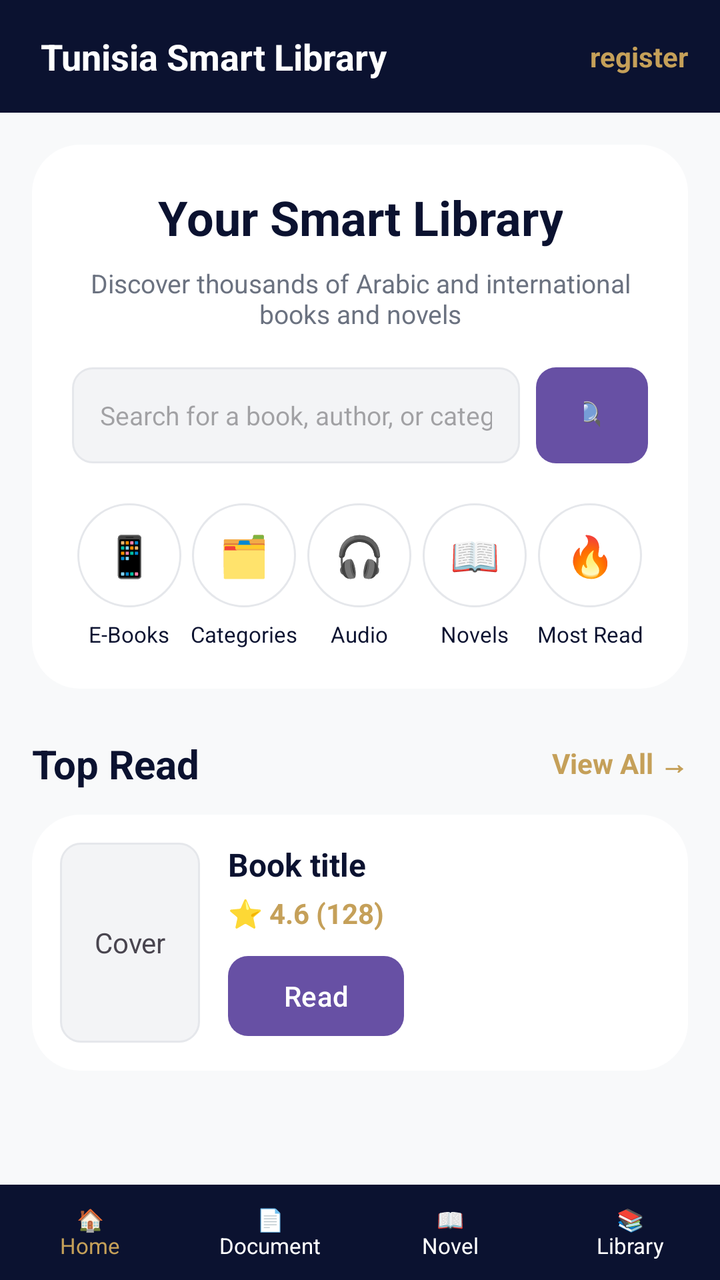
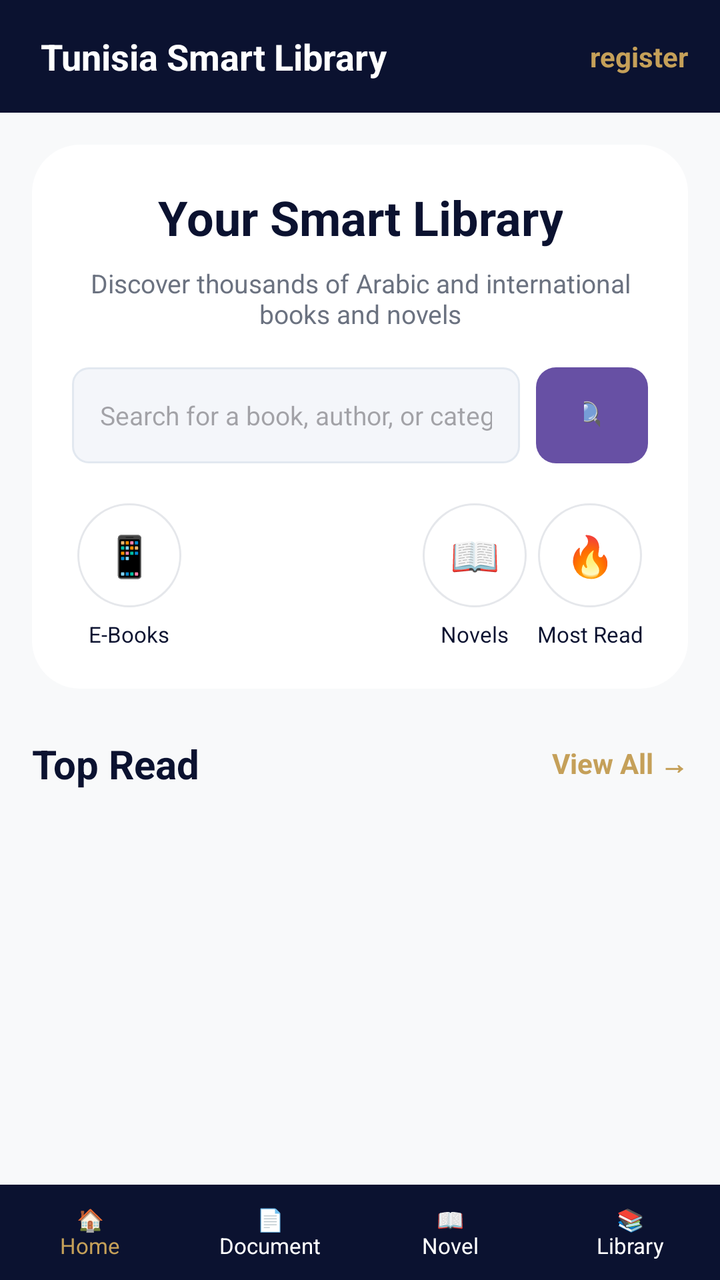

Two renders of the same Android screen: before a commit and after it. Below are the layout's source before the change and the commit's diff.
<!-- AndroidManifest.xml: application theme Theme.TunisiaSmartLibrary -->
<!-- res/layout/activity_acceuil.xml -->
<?xml version="1.0" encoding="utf-8"?>
<LinearLayout xmlns:android="http://schemas.android.com/apk/res/android"
    xmlns:tools="http://schemas.android.com/tools"
    android:id="@+id/main"
    android:layout_width="match_parent"
    android:layout_height="match_parent"
    android:background="@color/app_bg"
    android:orientation="vertical"
    tools:context=".acceuil">

    
    <LinearLayout
        android:layout_width="match_parent"
        android:layout_height="wrap_content"
        android:background="@color/navy"
        android:gravity="center_vertical"
        android:orientation="horizontal"
        android:padding="16dp">

        <TextView
            android:layout_width="0dp"
            android:layout_height="wrap_content"
            android:layout_weight="1"
            android:text=" Tunisia Smart Library"
            android:textColor="@android:color/white"
            android:textSize="18sp"
            android:textStyle="bold" />

        <TextView
            android:id="@+id/tvregister"
            android:layout_width="wrap_content"
            android:layout_height="wrap_content"
            android:text="register"
            android:textColor="@color/gold"
            android:textStyle="bold" />
    </LinearLayout>

    <ScrollView
        android:layout_width="match_parent"
        android:layout_height="0dp"
        android:layout_weight="1">

        <LinearLayout
            android:layout_width="match_parent"
            android:layout_height="wrap_content"
            android:orientation="vertical"
            android:padding="16dp">

            
            <LinearLayout
                android:layout_width="match_parent"
                android:layout_height="wrap_content"
                android:background="@drawable/bg_card"
                android:gravity="center_horizontal"
                android:orientation="vertical"
                android:padding="20dp">

                <TextView
                    android:id="@+id/tvWelcome"
                    android:layout_width="wrap_content"
                    android:layout_height="wrap_content"
                    android:gravity="center"
                    android:text="Your Smart Library"
                    android:textColor="@color/navy"
                    android:textSize="24sp"
                    android:textStyle="bold" />

                <TextView
                    android:layout_width="wrap_content"
                    android:layout_height="wrap_content"
                    android:layout_marginTop="8dp"
                    android:gravity="center"
                    android:text="Discover thousands of Arabic and international books and novels"
                    android:textColor="@color/text_muted"
                    android:textSize="13sp" />

                <LinearLayout
                    android:layout_width="match_parent"
                    android:layout_height="48dp"
                    android:layout_marginTop="18dp"
                    android:orientation="horizontal">

                    <EditText
                        android:id="@+id/etSearch"
                        android:layout_width="0dp"
                        android:layout_height="match_parent"
                        android:layout_weight="1"
                        android:background="@drawable/bg_input"
                        android:hint="Search for a book, author, or category..."
                        android:imeOptions="actionSearch"
                        android:inputType="text"
                        android:paddingHorizontal="14dp"
                        android:textSize="13sp" />

                    <Button
                        android:id="@+id/btnSearch"
                        android:layout_width="56dp"
                        android:layout_height="match_parent"
                        android:layout_marginStart="8dp"
                        android:background="@drawable/bg_btn_navy"
                        android:text="🔍"
                        android:textColor="@android:color/white" />
                </LinearLayout>
                <LinearLayout
                    android:layout_width="match_parent"
                    android:layout_height="wrap_content"
                    android:layout_marginTop="20dp"
                    android:orientation="horizontal"
                    android:weightSum="5">

                    <LinearLayout
                        android:id="@+id/catEbooks"
                        android:layout_width="0dp"
                        android:layout_height="wrap_content"
                        android:layout_weight="1"
                        android:gravity="center"
                        android:orientation="vertical">

                        <TextView
                            android:layout_width="52dp"
                            android:layout_height="52dp"
                            android:background="@drawable/bg_circle_white"
                            android:gravity="center"
                            android:text="📱"
                            android:textSize="20sp" />

                        <TextView
                            android:layout_width="wrap_content"
                            android:layout_height="wrap_content"
                            android:layout_marginTop="6dp"
                            android:text="E-Books"
                            android:textColor="@color/navy"
                            android:textSize="11sp" />
                    </LinearLayout>

                    <LinearLayout
                        android:id="@+id/catCategories"
                        android:layout_width="0dp"
                        android:layout_height="wrap_content"
                        android:layout_weight="1"
                        android:gravity="center"
                        android:orientation="vertical">

                        <TextView
                            android:layout_width="52dp"
                            android:layout_height="52dp"
                            android:background="@drawable/bg_circle_white"
                            android:gravity="center"
                            android:text="🗂️"
                            android:textSize="20sp" />

                        <TextView
                            android:layout_width="wrap_content"
                            android:layout_height="wrap_content"
                            android:layout_marginTop="6dp"
                            android:text="Categories"
                            android:textColor="@color/navy"
                            android:textSize="11sp" />
                    </LinearLayout>

                    <LinearLayout
                        android:id="@+id/catAudio"
                        android:layout_width="0dp"
                        android:layout_height="wrap_content"
                        android:layout_weight="1"
                        android:gravity="center"
                        android:orientation="vertical">

                        <TextView
                            android:layout_width="52dp"
                            android:layout_height="52dp"
                            android:background="@drawable/bg_circle_white"
                            android:gravity="center"
                            android:text="🎧"
                            android:textSize="20sp" />

                        <TextView
                            android:layout_width="wrap_content"
                            android:layout_height="wrap_content"
                            android:layout_marginTop="6dp"
                            android:text="Audio"
                            android:textColor="@color/navy"
                            android:textSize="11sp" />
                    </LinearLayout>

                    <LinearLayout
                        android:id="@+id/catNovels"
                        android:layout_width="0dp"
                        android:layout_height="wrap_content"
                        android:layout_weight="1"
                        android:gravity="center"
                        android:orientation="vertical">

                        <TextView
                            android:layout_width="52dp"
                            android:layout_height="52dp"
                            android:background="@drawable/bg_circle_white"
                            android:gravity="center"
                            android:text="📖"
                            android:textSize="20sp" />

                        <TextView
                            android:layout_width="wrap_content"
                            android:layout_height="wrap_content"
                            android:layout_marginTop="6dp"
                            android:text="Novels"
                            android:textColor="@color/navy"
                            android:textSize="11sp" />
                    </LinearLayout>

                    <LinearLayout
                        android:id="@+id/catMostRead"
                        android:layout_width="0dp"
                        android:layout_height="wrap_content"
                        android:layout_weight="1"
                        android:gravity="center"
                        android:orientation="vertical">

                        <TextView
                            android:layout_width="52dp"
                            android:layout_height="52dp"
                            android:background="@drawable/bg_circle_white"
                            android:gravity="center"
                            android:text="🔥"
                            android:textSize="20sp" />

                        <TextView
                            android:layout_width="wrap_content"
                            android:layout_height="wrap_content"
                            android:layout_marginTop="6dp"
                            android:text="Most Read"
                            android:textColor="@color/navy"
                            android:textSize="11sp" />
                    </LinearLayout>
                </LinearLayout>
            </LinearLayout>

            
            <RelativeLayout
                android:layout_width="match_parent"
                android:layout_height="wrap_content"
                android:layout_marginTop="24dp">

                <TextView
                    android:layout_width="wrap_content"
                    android:layout_height="wrap_content"
                    android:text="Top Read"
                    android:textColor="@color/navy"
                    android:textSize="20sp"
                    android:textStyle="bold" />

                <TextView
                    android:id="@+id/tvViewAll"
                    android:layout_width="wrap_content"
                    android:layout_height="wrap_content"
                    android:layout_alignParentEnd="true"
                    android:layout_centerVertical="true"
                    android:text="View All →"
                    android:textColor="@color/gold"
                    android:textStyle="bold" />
            </RelativeLayout>

            
            <LinearLayout
                android:layout_width="match_parent"
                android:layout_height="wrap_content"
                android:layout_marginTop="12dp"
                android:background="@drawable/bg_card"
                android:orientation="horizontal"
                android:padding="14dp">

                <TextView
                    android:layout_width="70dp"
                    android:layout_height="100dp"
                    android:background="@drawable/bg_input"
                    android:gravity="center"
                    android:text="Cover" />

                <LinearLayout
                    android:layout_width="match_parent"
                    android:layout_height="wrap_content"
                    android:layout_marginStart="14dp"
                    android:orientation="vertical">

                    <TextView
                        android:layout_width="wrap_content"
                        android:layout_height="wrap_content"
                        android:text="Book title"
                        android:textColor="@color/navy"
                        android:textSize="16sp"
                        android:textStyle="bold" />

                    <TextView
                        android:layout_width="wrap_content"
                        android:layout_height="wrap_content"
                        android:layout_marginTop="4dp"
                        android:text="⭐ 4.6 (128)"
                        android:textColor="@color/gold"
                        android:textStyle="bold" />

                    <Button
                        android:layout_width="wrap_content"
                        android:layout_height="40dp"
                        android:layout_marginTop="12dp"
                        android:background="@drawable/bg_btn_navy"
                        android:paddingHorizontal="20dp"
                        android:text="Read"
                        android:textAllCaps="false"
                        android:textColor="@android:color/white" />
                </LinearLayout>
            </LinearLayout>
        </LinearLayout>
    </ScrollView>

    
    <LinearLayout
        android:layout_width="match_parent"
        android:layout_height="wrap_content"
        android:background="@color/navy"
        android:orientation="horizontal"
        android:paddingVertical="10dp"
        android:weightSum="4">

        <TextView
            android:layout_width="0dp"
            android:layout_height="wrap_content"
            android:layout_weight="1"
            android:gravity="center"
            android:text="🏠\nHome"
            android:textColor="@color/gold"
            android:textSize="11sp" />

        <TextView
            android:layout_width="0dp"
            android:layout_height="wrap_content"
            android:layout_weight="1"
            android:gravity="center"
            android:text="📄\nDocument"
            android:textColor="@android:color/white"
            android:textSize="11sp" />

        <TextView
            android:layout_width="0dp"
            android:layout_height="wrap_content"
            android:layout_weight="1"
            android:gravity="center"
            android:text="📖\nNovel"
            android:textColor="@android:color/white"
            android:textSize="11sp" />

        <TextView
            android:layout_width="0dp"
            android:layout_height="wrap_content"
            android:layout_weight="1"
            android:gravity="center"
            android:text="📚\nLibrary"
            android:textColor="@android:color/white"
            android:textSize="11sp" />
    </LinearLayout>
</LinearLayout>
<!-- resources referenced by this layout -->
<resources>
  <color name="app_bg">#F8F9FA</color>
  <color name="gold">#C5A059</color>
  <color name="navy">#0B1230</color>
  <color name="text_muted">#6B7280</color>
  <!-- drawable bg_btn_navy (drawable) -->
  <?xml version="1.0" encoding="utf-8"?>
  <shape xmlns:android="http://schemas.android.com/apk/res/android">
      <solid android:color="@color/navy" />
      <corners android:radius="10dp" />
  </shape>
  <!-- drawable bg_card (drawable) -->
  <?xml version="1.0" encoding="utf-8"?>
  <shape xmlns:android="http://schemas.android.com/apk/res/android">
      <solid android:color="@android:color/white" />
      <corners android:radius="24dp" />
  </shape>
  <!-- drawable bg_circle_white (drawable) -->
  <?xml version="1.0" encoding="utf-8"?>
  <shape xmlns:android="http://schemas.android.com/apk/res/android" android:shape="oval">
      <solid android:color="@android:color/white" />
      <stroke android:width="1dp" android:color="@color/input_border" />
  </shape>
  <!-- drawable bg_input (drawable) -->
  <?xml version="1.0" encoding="utf-8"?>
  <shape xmlns:android="http://schemas.android.com/apk/res/android">
      <solid android:color="@color/input_bg" />
      <stroke android:width="1dp" android:color="@color/input_border" />
      <corners android:radius="10dp" />
  </shape>
  <style name="Theme.TunisiaSmartLibrary" parent="Base.Theme.TunisiaSmartLibrary" />
  <color name="input_border">#E5E7EB</color>
  <color name="input_bg">#F3F4F6</color>
  <style name="Base.Theme.TunisiaSmartLibrary" parent="Theme.Material3.DayNight.NoActionBar">
          
          
      </style>
</resources>

<!-- the commit's change to res/layout/activity_acceuil.xml (unified diff, before → after) -->
@@ -139,24 +139,7 @@
                         android:layout_height="wrap_content"
                         android:layout_weight="1"
                         android:gravity="center"
-                        android:orientation="vertical">
-
-                        <TextView
-                            android:layout_width="52dp"
-                            android:layout_height="52dp"
-                            android:background="@drawable/bg_circle_white"
-                            android:gravity="center"
-                            android:text="🗂️"
-                            android:textSize="20sp" />
-
-                        <TextView
-                            android:layout_width="wrap_content"
-                            android:layout_height="wrap_content"
-                            android:layout_marginTop="6dp"
-                            android:text="Categories"
-                            android:textColor="@color/navy"
-                            android:textSize="11sp" />
-                    </LinearLayout>
+                        android:orientation="vertical"/>
 
                     <LinearLayout
                         android:id="@+id/catAudio"
@@ -164,24 +147,7 @@
                         android:layout_height="wrap_content"
                         android:layout_weight="1"
                         android:gravity="center"
-                        android:orientation="vertical">
-
-                        <TextView
-                            android:layout_width="52dp"
-                            android:layout_height="52dp"
-                            android:background="@drawable/bg_circle_white"
-                            android:gravity="center"
-                            android:text="🎧"
-                            android:textSize="20sp" />
-
-                        <TextView
-                            android:layout_width="wrap_content"
-                            android:layout_height="wrap_content"
-                            android:layout_marginTop="6dp"
-                            android:text="Audio"
-                            android:textColor="@color/navy"
-                            android:textSize="11sp" />
-                    </LinearLayout>
+                        android:orientation="vertical"/>
 
                     <LinearLayout
                         android:id="@+id/catNovels"
@@ -261,54 +227,6 @@
             </RelativeLayout>
 
             
-            <LinearLayout
-                android:layout_width="match_parent"
-                android:layout_height="wrap_content"
-                android:layout_marginTop="12dp"
-                android:background="@drawable/bg_card"
-                android:orientation="horizontal"
-                android:padding="14dp">
-
-                <TextView
-                    android:layout_width="70dp"
-                    android:layout_height="100dp"
-                    android:background="@drawable/bg_input"
-                    android:gravity="center"
-                    android:text="Cover" />
-
-                <LinearLayout
-                    android:layout_width="match_parent"
-                    android:layout_height="wrap_content"
-                    android:layout_marginStart="14dp"
-                    android:orientation="vertical">
-
-                    <TextView
-                        android:layout_width="wrap_content"
-                        android:layout_height="wrap_content"
-                        android:text="Book title"
-                        android:textColor="@color/navy"
-                        android:textSize="16sp"
-                        android:textStyle="bold" />
-
-                    <TextView
-                        android:layout_width="wrap_content"
-                        android:layout_height="wrap_content"
-                        android:layout_marginTop="4dp"
-                        android:text="⭐ 4.6 (128)"
-                        android:textColor="@color/gold"
-                        android:textStyle="bold" />
-
-                    <Button
-                        android:layout_width="wrap_content"
-                        android:layout_height="40dp"
-                        android:layout_marginTop="12dp"
-                        android:background="@drawable/bg_btn_navy"
-                        android:paddingHorizontal="20dp"
-                        android:text="Read"
-                        android:textAllCaps="false"
-                        android:textColor="@android:color/white" />
-                </LinearLayout>
-            </LinearLayout>
         </LinearLayout>
     </ScrollView>
 
@@ -331,6 +249,9 @@
             android:textSize="11sp" />
 
         <TextView
+            android:id="@+id/navDocument"
+            android:clickable="true"
+            android:focusable="true"
             android:layout_width="0dp"
             android:layout_height="wrap_content"
             android:layout_weight="1"
<!-- resource entries referenced after the edit -->
@@ -23,17 +23,14 @@
       <stroke android:width="1dp" android:color="@color/input_border" />
   </shape>
   <!-- drawable bg_input (drawable) -->
-  <?xml version="1.0" encoding="utf-8"?>
-  <shape xmlns:android="http://schemas.android.com/apk/res/android">
-      <solid android:color="@color/input_bg" />
-      <stroke android:width="1dp" android:color="@color/input_border" />
-      <corners android:radius="10dp" />
+  <shape xmlns:android="http://schemas.android.com/apk/res/android" android:shape="rectangle">
+      <solid android:color="#F4F6FA"/>
+      <stroke android:width="1dp" android:color="#E2E8F0"/>
+      <corners android:radius="8dp"/>
   </shape>
   <style name="Theme.TunisiaSmartLibrary" parent="Base.Theme.TunisiaSmartLibrary" />
   <color name="input_border">#E5E7EB</color>
-  <color name="input_bg">#F3F4F6</color>
   <style name="Base.Theme.TunisiaSmartLibrary" parent="Theme.Material3.DayNight.NoActionBar">
-          
           
       </style>
 </resources>
